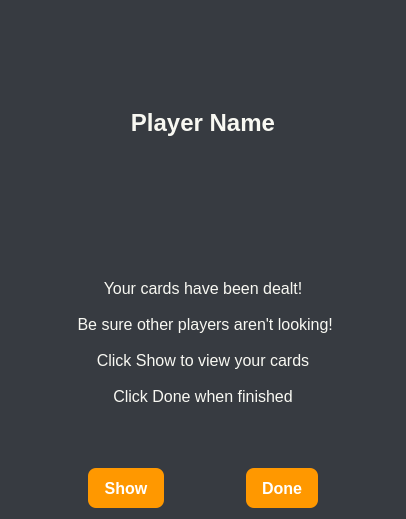
Above: view/cardsdealt.ui from jaydeelew/poker_game_gui before the change. Below: the same form after it.
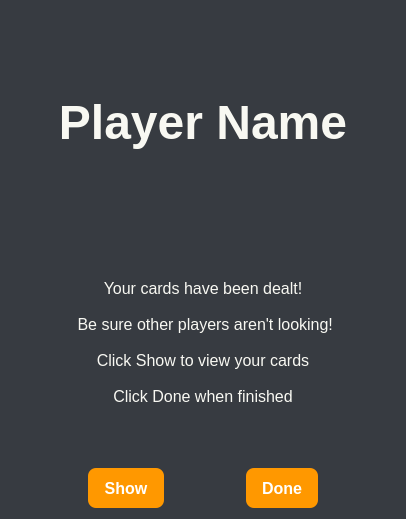
That is the form after the change.

Commit message: font increase

Diff of the .ui file:
```diff
--- a/view/cardsdealt.ui
+++ b/view/cardsdealt.ui
@@ -20,7 +20,8 @@
    <string>Dialog</string>
   </property>
   <property name="styleSheet">
-   <string notr="true">QDialog, QWidget {
+   <string notr="true">
+QDialog, QWidget {
     background-color: rgb(55, 59, 65);
     color: #f8f8f2;
     font-family: 'Segoe UI', 'Roboto', Arial, sans-serif;
@@ -42,12 +43,12 @@
     background-color: rgb(158, 80, 3);
 }
 QLabel#labelPlayer {
-    font-size: 18pt;
+    font-size: 36pt;
     font-weight: 600;
 }
 QLabel#Instruction {
     color: #bfc7d5;
-    font-size: 12pt;
+    font-size: 16pt;
     font-weight: 500;
 }
 </string>
```
